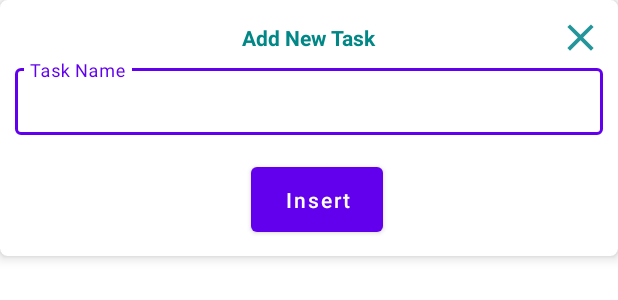
After one commit to Saawry/TodoList, an Android app: the layout dialog_add_task.xml on its own in the app's theme, with its tools: preview values and no code run, on a phone screen of 412 x 824 dp. The commit adds this screen. Shown: the top 300 px of the screen. Run offline under Robolectric (Android 15) with nearby library versions, the phone set to English and light mode, and no system bars.

Commit message:
Insert, Read, and Update Task

```diff
--- a/app/build.gradle
+++ b/app/build.gradle
@@ -51,9 +51,13 @@ dependencies {
 
     //hilt
     implementation 'com.google.dagger:hilt-android:2.42'
+    kapt 'com.google.dagger:hilt-compiler:2.42'
+
+    //lifecycles
+    implementation "androidx.activity:activity-ktx:1.4.0"
     implementation 'androidx.lifecycle:lifecycle-viewmodel-ktx:2.5.1'
     implementation 'androidx.lifecycle:lifecycle-livedata-ktx:2.5.1'
-    kapt 'com.google.dagger:hilt-compiler:2.42'
+    implementation "androidx.lifecycle:lifecycle-runtime-ktx:2.4.1"
 
 
     //room database
--- a/app/src/main/java/com/mostafiz/android/todolist/daos/TaskDao.kt
+++ b/app/src/main/java/com/mostafiz/android/todolist/daos/TaskDao.kt
@@ -1,6 +1,7 @@
 package com.mostafiz.android.todolist.daos
 
 
+import androidx.lifecycle.LiveData
 import androidx.room.Dao
 import androidx.room.Delete
 import androidx.room.Insert
@@ -14,7 +15,7 @@ interface TaskDao {
     fun insertModel( model: TaskModel)
 
     @Query("SELECT * FROM TaskModel")
-    fun getAllModel(): List<TaskModel>
+    fun getAllModel(): LiveData<List<TaskModel>>
 
     @Query("UPDATE TaskModel set status=:status where id =:id")
     fun updateModel(id:Int, status:Boolean)
--- a/app/src/main/java/com/mostafiz/android/todolist/storage/DatabaseModule.kt
+++ b/app/src/main/java/com/mostafiz/android/todolist/storage/DatabaseModule.kt
@@ -2,6 +2,7 @@ package com.mostafiz.android.todolist.storage
 import android.app.Application
 import androidx.room.Room
 import com.mostafiz.android.todolist.daos.TaskDao
+import com.mostafiz.android.todolist.utils.Constants.Companion.DATABASE_NAME
 import dagger.Module
 import dagger.Provides
 import dagger.hilt.InstallIn
@@ -16,7 +17,7 @@ object DatabaseModule {
     @Provides
     @Singleton
     fun provideDatabase(application: Application, callback: AppDatabase.Callback): AppDatabase{
-        return Room.databaseBuilder(application, AppDatabase::class.java, "news_database")
+        return Room.databaseBuilder(application, AppDatabase::class.java, DATABASE_NAME)
             .fallbackToDestructiveMigration()
             .addCallback(callback)
             .build()
--- /dev/null
+++ b/app/src/main/java/com/mostafiz/android/todolist/utils/CheckListener.kt
@@ -0,0 +1,5 @@
+package com.mostafiz.android.todolist.utils
+
+interface CheckListener <Int,Boolean,MaterialTextView>{
+    fun onChecked(id:Int,status:Boolean,tv:MaterialTextView)
+}
--- /dev/null
+++ b/app/src/main/res/drawable/ic_baseline_close.xml
@@ -0,0 +1,5 @@
+<vector android:height="24dp" android:tint="#24969B"
+    android:viewportHeight="24" android:viewportWidth="24"
+    android:width="24dp" xmlns:android="http://schemas.android.com/apk/res/android">
+    <path android:fillColor="@android:color/white" android:pathData="M19,6.41L17.59,5 12,10.59 6.41,5 5,6.41 10.59,12 5,17.59 6.41,19 12,13.41 17.59,19 19,17.59 13.41,12z"/>
+</vector>
--- a/app/src/main/res/layout/card_task_item.xml
+++ b/app/src/main/res/layout/card_task_item.xml
@@ -25,10 +25,10 @@
             android:maxLines="1"
             android:text="@string/task_name" />
 
-        <com.google.android.material.checkbox.MaterialCheckBox
+        <CheckBox
             android:layout_width="wrap_content"
             android:layout_height="wrap_content"
-            android:elevation="2dp"
+            android:elevation="4dp"
             android:id="@+id/marked_checkbox"
             style="@style/CustomCheckboxStyle"
             android:layout_alignParentEnd="true"/>
--- /dev/null
+++ b/app/src/main/res/layout/dialog_add_task.xml
@@ -0,0 +1,74 @@
+<?xml version="1.0" encoding="utf-8"?>
+<androidx.cardview.widget.CardView xmlns:android="http://schemas.android.com/apk/res/android"
+    xmlns:app="http://schemas.android.com/apk/res-auto"
+    android:layout_width="match_parent"
+    android:layout_height="wrap_content"
+    android:orientation="vertical"
+    app:cardCornerRadius="5dp"
+    app:cardElevation="5dp">
+
+    <androidx.appcompat.widget.LinearLayoutCompat
+        android:layout_width="match_parent"
+        android:layout_height="wrap_content"
+        android:orientation="vertical"
+        android:padding="10dp">
+
+        <RelativeLayout
+            android:layout_width="match_parent"
+            android:layout_height="match_parent">
+
+
+            <com.google.android.material.textview.MaterialTextView
+                android:id="@+id/title_tv"
+                android:layout_width="wrap_content"
+                android:layout_height="wrap_content"
+                android:layout_centerHorizontal="true"
+                android:layout_marginStart="5dp"
+                android:layout_marginTop="5dp"
+                android:layout_marginEnd="5dp"
+                android:layout_marginBottom="5dp"
+                android:text="@string/add_new_task"
+                android:textColor="@color/teal_700"
+                android:textStyle="bold" />
+
+            <androidx.appcompat.widget.AppCompatImageView
+                android:id="@+id/close_img"
+                android:layout_width="30dp"
+                android:layout_height="30dp"
+                android:layout_alignParentEnd="true"
+                android:src="@drawable/ic_baseline_close" />
+        </RelativeLayout>
+
+        <com.google.android.material.textfield.TextInputLayout
+            style="@style/Widget.MaterialComponents.TextInputLayout.OutlinedBox"
+            android:layout_width="match_parent"
+            android:layout_height="wrap_content"
+            android:layout_gravity="center">
+
+            <com.google.android.material.textfield.MaterialAutoCompleteTextView
+                android:id="@+id/task_name_et"
+                android:layout_width="match_parent"
+                android:layout_height="wrap_content"
+                android:completionThreshold="0"
+                android:drawablePadding="10dp"
+                android:hint="@string/task_name"
+                android:padding="10dp"
+                android:text=""
+                android:textAlignment="center" />
+        </com.google.android.material.textfield.TextInputLayout>
+
+        <Button
+            android:id="@+id/btn_insert"
+            android:layout_width="wrap_content"
+            android:layout_height="55dp"
+            android:layout_gravity="center"
+            android:layout_marginStart="5dp"
+            android:layout_marginTop="15dp"
+            android:layout_weight="1"
+            android:text="@string/insert"
+            android:textAllCaps="false"
+            android:textColor="@color/white" />
+    </androidx.appcompat.widget.LinearLayoutCompat>
+
+
+</androidx.cardview.widget.CardView>
--- a/app/src/main/res/values-night/themes.xml
+++ b/app/src/main/res/values-night/themes.xml
@@ -21,7 +21,7 @@
     <style name="Theme.TodoList.AppBarOverlay" parent="ThemeOverlay.AppCompat.Dark.ActionBar" />
     <style name="Theme.TodoList.PopupOverlay" parent="ThemeOverlay.AppCompat.Light" />
 
-    <style name="CustomCheckboxStyle" parent="@style/Widget.Material3.CompoundButton.CheckBox">
+    <style name="CustomCheckboxStyle" parent="@style/Widget.AppCompat.CompoundButton.CheckBox">
         <item name="android:button">@drawable/checkbox_selector</item>
         <item name="android:background">@android:color/transparent</item>
     </style>
--- a/app/src/main/res/values/colors.xml
+++ b/app/src/main/res/values/colors.xml
@@ -9,4 +9,5 @@
     <color name="white">#FFFFFFFF</color>
     <color name="cyan">#FF008B8B</color>
     <color name="green">#FF03C04A</color>
+    <color name="grey">#FFC0C0C0</color>
 </resources>
--- a/app/src/main/res/values/strings.xml
+++ b/app/src/main/res/values/strings.xml
@@ -2,4 +2,6 @@
     <string name="app_name">TodoList</string>
     <string name="task_name">Task Name</string>
     <string name="all_tasks">All Tasks</string>
+    <string name="insert">Insert</string>
+    <string name="add_new_task">Add New Task</string>
 </resources>
--- a/app/src/main/res/values/themes.xml
+++ b/app/src/main/res/values/themes.xml
@@ -21,7 +21,7 @@
     <style name="Theme.TodoList.AppBarOverlay" parent="ThemeOverlay.AppCompat.Dark.ActionBar" />
     <style name="Theme.TodoList.PopupOverlay" parent="ThemeOverlay.AppCompat.Light" />
 
-    <style name="CustomCheckboxStyle" parent="@style/Widget.Material3.CompoundButton.CheckBox">
+    <style name="CustomCheckboxStyle" parent="@style/Widget.AppCompat.CompoundButton.CheckBox">
         <item name="android:button">@drawable/checkbox_selector</item>
         <item name="android:background">@android:color/transparent</item>
     </style>
```
Also changed, not shown: app/src/main/java/com/mostafiz/android/todolist/activities/MainActivity.kt (+109 -1 lines), app/src/main/java/com/mostafiz/android/todolist/adapters/TaskAdapter.kt (added, +80 -0 lines), app/src/main/java/com/mostafiz/android/todolist/models/TaskModel.kt (+12 -6 lines), app/src/main/java/com/mostafiz/android/todolist/utils/WrapContentLinearLayoutManager.kt (added, +35 -0 lines), app/src/main/java/com/mostafiz/android/todolist/viewmodels/TaskViewModel.kt (added, +47 -0 lines).
